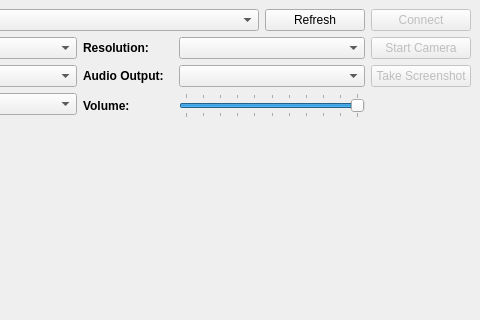
The window that mainwindow.ui (brianuuu/AutoController2) describes before a commit, drawn with Qt 5; both pictures show x 320 to 800 and y 0 to 320 of the 800 by 600 pixel window.
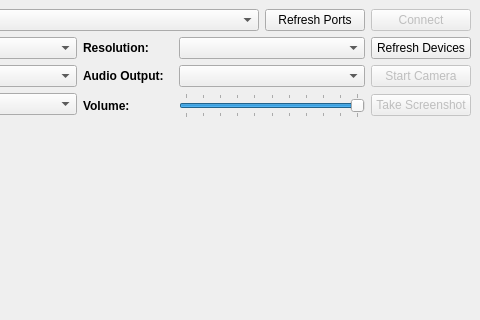
The same window after the commit.

Commit message: Added Refresh Devices button

```diff
--- a/mainwindow.ui
+++ b/mainwindow.ui
@@ -56,7 +56,7 @@
            </size>
           </property>
           <property name="text">
-           <string>Refresh</string>
+           <string>Refresh Ports</string>
           </property>
          </widget>
         </item>
@@ -243,38 +243,6 @@
             </property>
            </widget>
           </item>
-          <item row="1" column="2">
-           <widget class="QPushButton" name="PB_Screenshot">
-            <property name="enabled">
-             <bool>false</bool>
-            </property>
-            <property name="minimumSize">
-             <size>
-              <width>100</width>
-              <height>0</height>
-             </size>
-            </property>
-            <property name="text">
-             <string>Take Screenshot</string>
-            </property>
-           </widget>
-          </item>
-          <item row="0" column="2">
-           <widget class="QPushButton" name="PB_CameraStart">
-            <property name="enabled">
-             <bool>false</bool>
-            </property>
-            <property name="minimumSize">
-             <size>
-              <width>100</width>
-              <height>0</height>
-             </size>
-            </property>
-            <property name="text">
-             <string>Start Camera</string>
-            </property>
-           </widget>
-          </item>
           <item row="0" column="0">
            <widget class="QLabel" name="label_7">
             <property name="minimumSize">
@@ -321,6 +289,51 @@
             </property>
            </widget>
           </item>
+          <item row="2" column="2">
+           <widget class="QPushButton" name="PB_Screenshot">
+            <property name="enabled">
+             <bool>false</bool>
+            </property>
+            <property name="minimumSize">
+             <size>
+              <width>100</width>
+              <height>0</height>
+             </size>
+            </property>
+            <property name="text">
+             <string>Take Screenshot</string>
+            </property>
+           </widget>
+          </item>
+          <item row="1" column="2">
+           <widget class="QPushButton" name="PB_CameraStart">
+            <property name="enabled">
+             <bool>false</bool>
+            </property>
+            <property name="minimumSize">
+             <size>
+              <width>100</width>
+              <height>0</height>
+             </size>
+            </property>
+            <property name="text">
+             <string>Start Camera</string>
+            </property>
+           </widget>
+          </item>
+          <item row="0" column="2">
+           <widget class="QPushButton" name="PB_CameraRefresh">
+            <property name="minimumSize">
+             <size>
+              <width>100</width>
+              <height>0</height>
+             </size>
+            </property>
+            <property name="text">
+             <string>Refresh Devices</string>
+            </property>
+           </widget>
+          </item>
          </layout>
         </item>
        </layout>
```
The commit also changes 7 other files.
